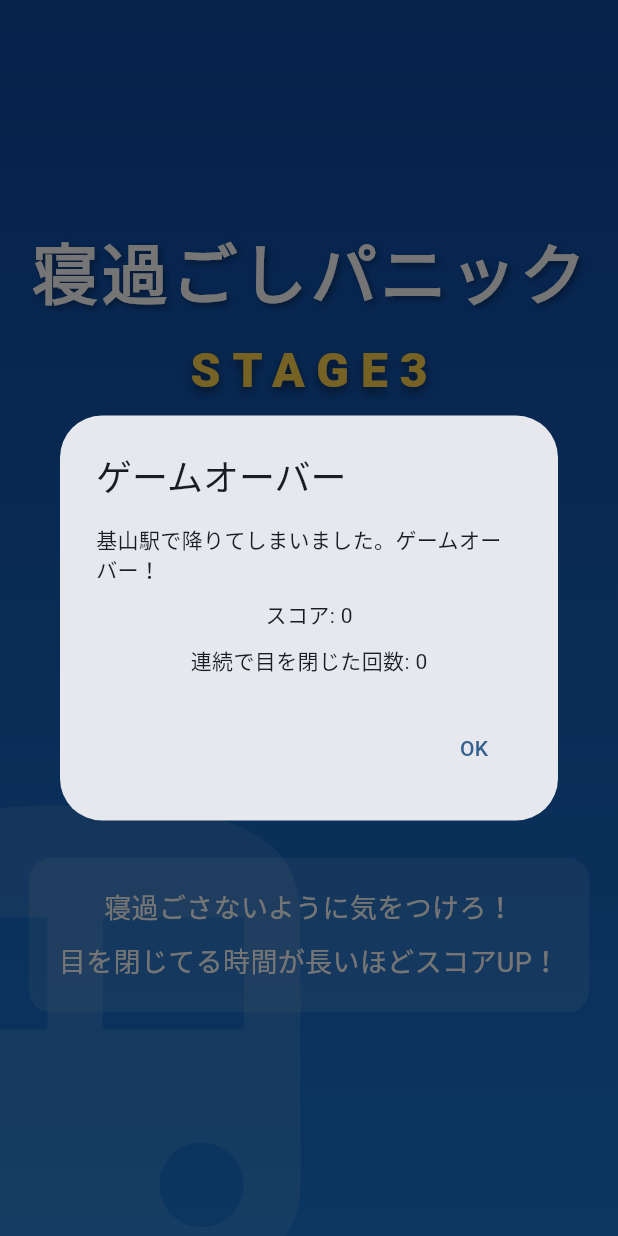
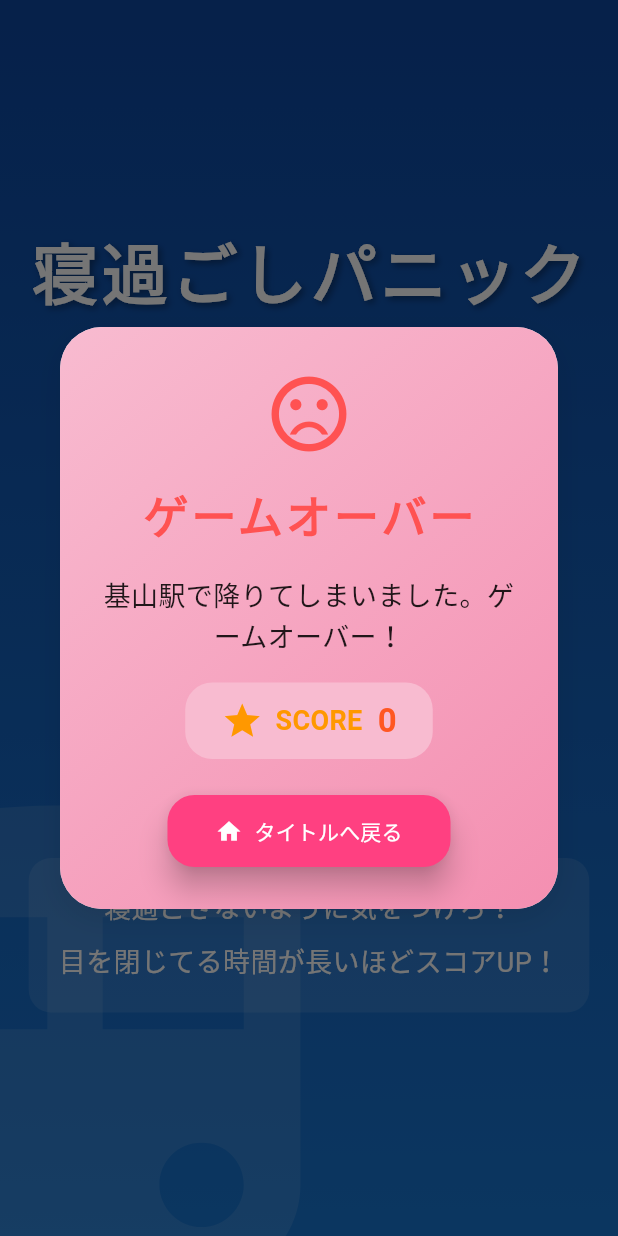
Before and after one commit to AliceWonerfulWorld/NesupaniFlutter, a Flutter app: the screen it shows after launch, after a tap on "スタート", after a tap on "降りる！", on a phone screen of 412 x 824 dp. Run offline on Flutter 3.47's test engine with Material 3 defaults, Android fonts, the light colour scheme and no system bars; our stand-ins replace camera; missing offline and left inert: google_mlkit_face_detection; Roboto replaces fonts that are missing (RobotoMono).

Commit message:
[modify] ゲームクリア画面とゲームオーバー画面のUIを改善

```diff
--- a/lib/screens/eye_detection/eye_detection_screen.dart
+++ b/lib/screens/eye_detection/eye_detection_screen.dart
@@ -325,32 +325,107 @@ class _EyeDetectionScreenState extends State<EyeDetectionScreen> with WidgetsBin
     _stopCamera();
   }
 
-  void _showGameOver({String? message}) {
-    String dialogMessage = message ?? 'ゲームオーバー';
-
+  void _showGameOver({String? message, bool isClear = false}) {
     showDialog(
       context: context,
       barrierDismissible: false,
-      builder: (context) => AlertDialog(
-        title: const Text('ゲームオーバー'),
-        content: Column(
+      builder: (context) => Dialog(
+        shape: RoundedRectangleBorder(borderRadius: BorderRadius.circular(28)),
+        child: Container(
+          padding: const EdgeInsets.all(28),
+          constraints: const BoxConstraints(maxWidth: 400),
+          decoration: BoxDecoration(
+            gradient: LinearGradient(
+              colors: isClear
+                  ? [Color(0xFFFFF8E1), Color(0xFFFFECB3)]
+                  : [Color(0xFFF8BBD0), Color(0xFFF48FB1)],
+              begin: Alignment.topLeft,
+              end: Alignment.bottomRight,
+            ),
+            borderRadius: BorderRadius.circular(28),
+            boxShadow: [
+              BoxShadow(
+                color: Colors.black.withOpacity(0.08),
+                blurRadius: 16,
+                offset: Offset(0, 6),
+              ),
+            ],
+          ),
+          child: Column(
             mainAxisSize: MainAxisSize.min,
             children: [
-            Text(dialogMessage),
-            const SizedBox(height: 10),
-            Text('スコア: $_score'),
-            const SizedBox(height: 10),
-            Text('連続で目を閉じた回数: $_consecutiveBlinkCount'),
+              Icon(
+                isClear ? Icons.emoji_events : Icons.sentiment_very_dissatisfied,
+                color: isClear ? Colors.amber[800] : Colors.redAccent,
+                size: 60,
+              ),
+              const SizedBox(height: 16),
+              Text(
+                isClear ? 'ゲームクリア！' : 'ゲームオーバー',
+                style: TextStyle(
+                  fontSize: 30,
+                  fontWeight: FontWeight.bold,
+                  color: isClear ? Colors.amber[800] : Colors.redAccent,
+                  letterSpacing: 2,
+                ),
+              ),
+              const SizedBox(height: 18),
+              Text(
+                message ?? (isClear ? 'おめでとうございます！' : 'また挑戦してね！'),
+                style: const TextStyle(fontSize: 18, color: Colors.black87, height: 1.5),
+                textAlign: TextAlign.center,
+              ),
+              const SizedBox(height: 18),
+              Container(
+                padding: const EdgeInsets.symmetric(horizontal: 24, vertical: 10),
+                decoration: BoxDecoration(
+                  color: isClear ? Colors.amber[100] : Colors.pink[100],
+                  borderRadius: BorderRadius.circular(18),
+                ),
+                child: Row(
+                  mainAxisSize: MainAxisSize.min,
+                  children: [
+                    const Icon(Icons.star, color: Colors.orange, size: 28),
+                    const SizedBox(width: 8),
+                    const Text(
+                      'SCORE',
+                      style: TextStyle(
+                        fontSize: 18,
+                        fontWeight: FontWeight.bold,
+                        color: Colors.orange,
+                      ),
+                    ),
+                    const SizedBox(width: 10),
+                    Text(
+                      '$_score',
+                      style: const TextStyle(
+                        fontSize: 22,
+                        fontWeight: FontWeight.bold,
+                        color: Colors.deepOrange,
+                      ),
+                    ),
                   ],
                 ),
-        actions: [
-          TextButton(
+              ),
+              const SizedBox(height: 24),
+              ElevatedButton.icon(
                 onPressed: () {
                   Navigator.of(context).pop();
+                  _resetToTitle();
                 },
-            child: const Text('OK'),
+                icon: const Icon(Icons.home),
+                label: const Text('タイトルへ戻る'),
+                style: ElevatedButton.styleFrom(
+                  backgroundColor: isClear ? Colors.amber : Colors.pinkAccent,
+                  foregroundColor: Colors.white,
+                  shape: RoundedRectangleBorder(borderRadius: BorderRadius.circular(18)),
+                  padding: const EdgeInsets.symmetric(horizontal: 32, vertical: 14),
+                  elevation: 8,
+                ),
               ),
             ],
+          ),
+        ),
       ),
     );
   }
@@ -844,7 +919,7 @@ class _EyeDetectionScreenState extends State<EyeDetectionScreen> with WidgetsBin
                             _isGameOver = true;
                             _isGameStarted = false;
                             _stationTimer?.cancel();
-                            _showGameOver(message: 'ゲームクリア！福工大前で降りました！');
+                            _showGameOver(message: 'ゲームクリア！福工大前で降りました！', isClear: true);
                           } else {
                             _isGameOver = true;
                             _isGameStarted = false;
```
Lines whose indentation alone changed are shown as unchanged.
